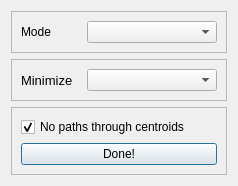
Old version of the form common_tools/forms/ui_load_network_info.ui in the repository AequilibraE/qaequilibrae.
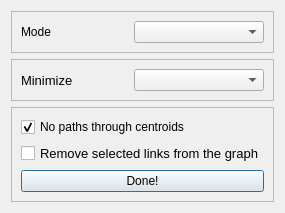
New version of the form.

Commit message: Includes link selection in graph feature into the UI

What changed in the file:
```diff
--- a/common_tools/forms/ui_load_network_info.ui
+++ b/common_tools/forms/ui_load_network_info.ui
@@ -9,8 +9,8 @@
    <rect>
     <x>0</x>
     <y>0</y>
-    <width>238</width>
-    <height>177</height>
+    <width>282</width>
+    <height>203</height>
    </rect>
   </property>
   <property name="windowTitle">
@@ -129,6 +129,18 @@
         </property>
        </widget>
       </item>
+      <item>
+       <widget class="QCheckBox" name="chb_chosen_links">
+        <property name="font">
+         <font>
+          <pointsize>10</pointsize>
+         </font>
+        </property>
+        <property name="text">
+         <string>Remove selected links from the graph</string>
+        </property>
+       </widget>
+      </item>
       <item>
        <widget class="QPushButton" name="do_load_graph">
         <property name="text">
```
The commit also changes 3 other files.
